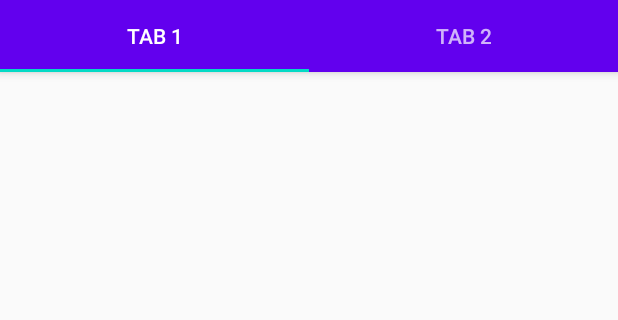
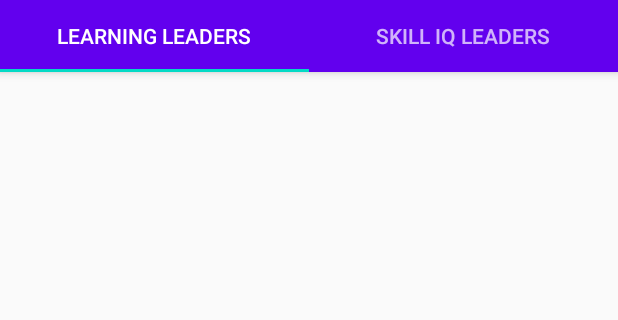
Before and after one commit to Mostafico/gadstest, an Android app: the screen it shows after launch (MainActivity), on a phone screen of 412 x 824 dp, the part 89-409 px from its top. Run offline under Robolectric (Android 15) with nearby library versions, the phone set to English and light mode, and no system bars; 1 statement that could not run was skipped.

Commit message:
changed tabs names

```diff
--- a/app/src/main/res/values/strings.xml
+++ b/app/src/main/res/values/strings.xml
@@ -1,5 +1,5 @@
 <resources>
     <string name="app_name">My Application</string>
-    <string name="tab_text_1">Tab 1</string>
-    <string name="tab_text_2">Tab 2</string>
+    <string name="tab_text_1">Learning Leaders</string>
+    <string name="tab_text_2">Skill IQ Leaders</string>
 </resources>
```
